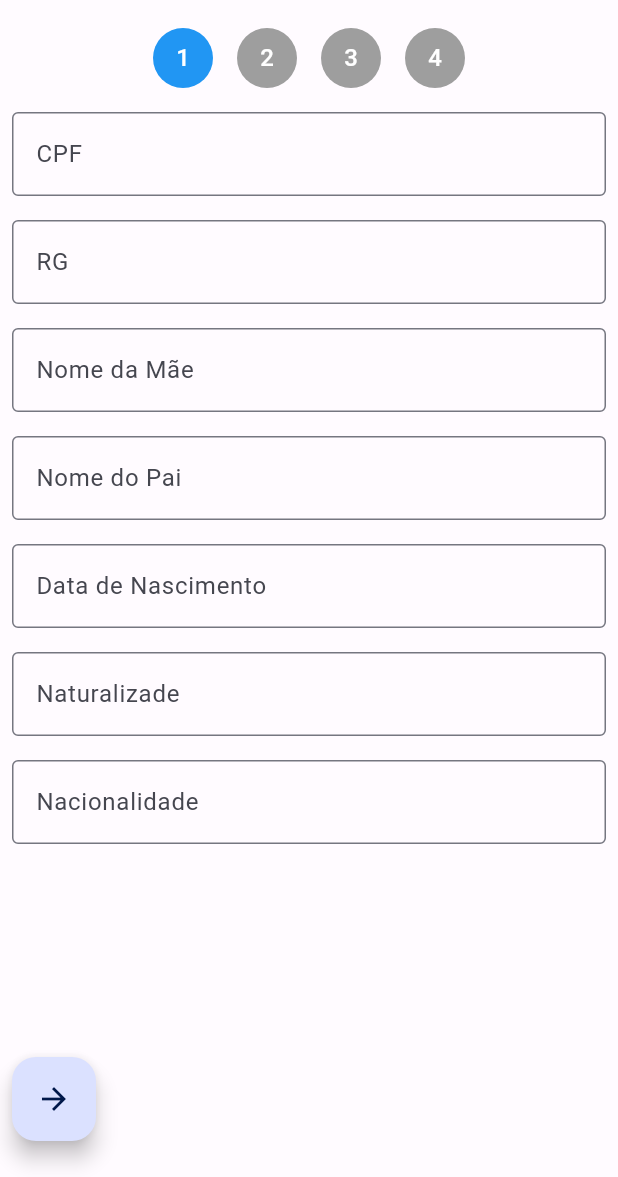
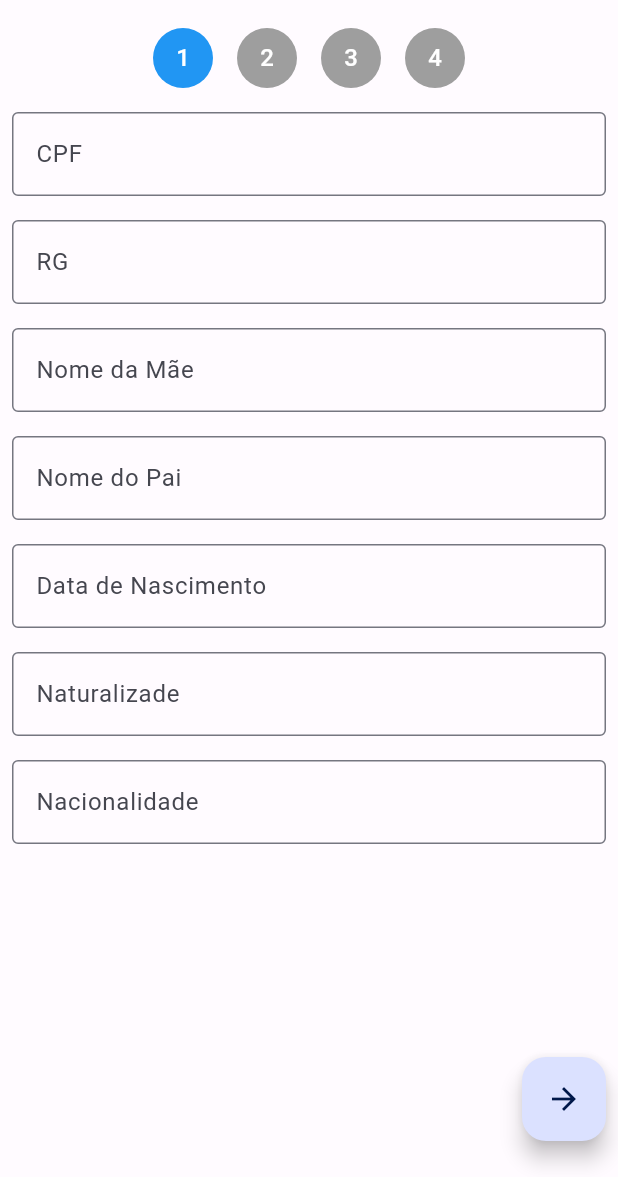
Before and after one commit to Rigolao/Desafio_Natacao, a Flutter app: the FinalizarCadastroContent screen opened directly, on a phone screen of 412 x 824 dp, the part 59-1236 px from its top. Run offline on Flutter 3.47's test engine with Material 2 defaults, Android fonts, the phone set to English and light mode, and no system bars; our stand-ins replace file_picker.

Commit message:
Feat: Páginas de cadastro de atleta finalizado.

```diff
--- a/lib/finalizar_cadastro/finalizar_cadastro_content.dart
+++ b/lib/finalizar_cadastro/finalizar_cadastro_content.dart
@@ -58,7 +58,7 @@ class FinalizarCadastroContent extends StatelessWidget {
               floatingActionButton: Padding(
                 padding: const EdgeInsets.all(8.0),
                 child: Row(
-                  mainAxisAlignment: MainAxisAlignment.spaceBetween,
+                  mainAxisAlignment: controller.state.currentIndex == 0 ? MainAxisAlignment.end : MainAxisAlignment.spaceBetween,
                   children: [
                     if (controller.state.currentIndex > 0)
                       FloatingActionButton(
--- a/lib/finalizar_cadastro/finalizar_cadastro_controller.dart
+++ b/lib/finalizar_cadastro/finalizar_cadastro_controller.dart
@@ -47,28 +47,6 @@ class FinalizarCadastroController extends ChangeNotifier {
     ),
   );
 
-  // region Controllers
-  final TextEditingController _dataController = TextEditingController();
-  final TextEditingController _naturalidadeController = TextEditingController();
-  final TextEditingController _nacionalidadeController = TextEditingController();
-  final TextEditingController _cpfController = TextEditingController();
-  final TextEditingController _rgController = TextEditingController();
-  final TextEditingController _enderecoController = TextEditingController();
-  final TextEditingController _bairroController = TextEditingController();
-  final TextEditingController _cidadeController = TextEditingController();
-  final TextEditingController _estadoController = TextEditingController();
-  final TextEditingController _cepController = TextEditingController();
-  final TextEditingController _nomePaiController = TextEditingController();
-  final TextEditingController _nomeMaeController = TextEditingController();
-  final TextEditingController _clubeOrigemController = TextEditingController();
-  final TextEditingController _empresaTrabalhaController = TextEditingController();
-  final TextEditingController _cvmController = TextEditingController();
-  final TextEditingController _alergiaController = TextEditingController();
-  final TextEditingController _estController = TextEditingController();
-  final TextEditingController _pvrController = TextEditingController();
-  String? atestadoController = '';
-  // endregion
-
   void changePage(int index) {
     _state.currentIndex = index;
     notifyListeners();
@@ -110,42 +88,5 @@ class FinalizarCadastroController extends ChangeNotifier {
 
   // region Getters
   FinalizarCadastroState get _state => state;
-
-  TextEditingController get dataController => _dataController;
-
-  TextEditingController get naturalidadeController => _naturalidadeController;
-
-  TextEditingController get nacionalidadeController => _nacionalidadeController;
-
-  TextEditingController get cpfController => _cpfController;
-
-  TextEditingController get rgController => _rgController;
-
-  TextEditingController get enderecoController => _enderecoController;
-
-  TextEditingController get bairroController => _bairroController;
-
-  TextEditingController get cidadeController => _cidadeController;
-
-  TextEditingController get estadoController => _estadoController;
-
-  TextEditingController get cepController => _cepController;
-
-  TextEditingController get nomePaiController => _nomePaiController;
-
-  TextEditingController get nomeMaeController => _nomeMaeController;
-
-  TextEditingController get clubeOrigemController => _clubeOrigemController;
-
-  TextEditingController get empresaTrabalhaController =>
-      _empresaTrabalhaController;
-
-  TextEditingController get cvmController => _cvmController;
-
-  TextEditingController get alergiaController => _alergiaController;
-
-  TextEditingController get estController => _estController;
-
-  TextEditingController get pvrController => _pvrController;
-  // endregion
+  //endregion
 }
--- a/lib/finalizar_cadastro/finalizar_cadastro_state.dart
+++ b/lib/finalizar_cadastro/finalizar_cadastro_state.dart
@@ -6,6 +6,25 @@ class FinalizarCadastroState {
   bool isLoading;
   bool isSucesso;
   String mensagem;
+  final TextEditingController dataController = TextEditingController();
+  final TextEditingController naturalidadeController = TextEditingController();
+  final TextEditingController nacionalidadeController = TextEditingController();
+  final TextEditingController cpfController = TextEditingController();
+  final TextEditingController rgController = TextEditingController();
+  final TextEditingController enderecoController = TextEditingController();
+  final TextEditingController bairroController = TextEditingController();
+  final TextEditingController cidadeController = TextEditingController();
+  final TextEditingController estadoController = TextEditingController();
+  final TextEditingController cepController = TextEditingController();
+  final TextEditingController nomePaiController = TextEditingController();
+  final TextEditingController nomeMaeController = TextEditingController();
+  final TextEditingController clubeOrigemController = TextEditingController();
+  final TextEditingController empresaTrabalhaController = TextEditingController();
+  final TextEditingController cvmController = TextEditingController();
+  final TextEditingController alergiaController = TextEditingController();
+  final TextEditingController estController = TextEditingController();
+  final TextEditingController pvrController = TextEditingController();
+  String atestadoController = '';
 
   int currentIndex;
   final List<Widget> pages;
--- a/lib/finalizar_cadastro/pages/dados_basicos.dart
+++ b/lib/finalizar_cadastro/pages/dados_basicos.dart
@@ -7,18 +7,16 @@ class DadosBasicosContent extends StatelessWidget {
 
   @override
   Widget build(BuildContext context) {
-    return ChangeNotifierProvider(
-      create: (context) => FinalizarCadastroController(),
-      builder: (context, child) {
-        return Consumer<FinalizarCadastroController>(
-          builder: (context, controller, child) {
+
+    final controller = Provider.of<FinalizarCadastroController>(context, listen: false);
+
     return SingleChildScrollView(
       child: Wrap(
         alignment: WrapAlignment.center,
         runSpacing: 16,
         children: [
           TextFormField(
-                    controller: controller.cpfController,
+            controller: controller.state.cpfController,
             decoration: const InputDecoration(
               border: OutlineInputBorder(),
               labelText: 'CPF',
@@ -26,7 +24,7 @@ class DadosBasicosContent extends StatelessWidget {
             ),
           ),
           TextFormField(
-                    controller: controller.rgController,
+            controller: controller.state.rgController,
             decoration: const InputDecoration(
               border: OutlineInputBorder(),
               labelText: 'RG',
@@ -34,7 +32,7 @@ class DadosBasicosContent extends StatelessWidget {
             ),
           ),
           TextFormField(
-                    controller: controller.nomeMaeController,
+            controller: controller.state.nomeMaeController,
             decoration: const InputDecoration(
               border: OutlineInputBorder(),
               labelText: 'Nome da Mãe',
@@ -42,7 +40,7 @@ class DadosBasicosContent extends StatelessWidget {
             ),
           ),
           TextFormField(
-                    controller: controller.nomePaiController,
+            controller: controller.state.nomePaiController,
             decoration: const InputDecoration(
               border: OutlineInputBorder(),
               labelText: 'Nome do Pai',
@@ -50,7 +48,7 @@ class DadosBasicosContent extends StatelessWidget {
             ),
           ),
           TextFormField(
-                    controller: controller.dataController,
+            controller: controller.state.dataController,
             decoration: const InputDecoration(
               border: OutlineInputBorder(),
               labelText: 'Data de Nascimento',
@@ -58,7 +56,7 @@ class DadosBasicosContent extends StatelessWidget {
             ),
           ),
           TextFormField(
-                    controller: controller.naturalidadeController,
+            controller: controller.state.naturalidadeController,
             decoration: const InputDecoration(
               border: OutlineInputBorder(),
               labelText: 'Naturalizade',
@@ -66,7 +64,7 @@ class DadosBasicosContent extends StatelessWidget {
             ),
           ),
           TextFormField(
-                    controller: controller.nacionalidadeController,
+            controller: controller.state.nacionalidadeController,
             decoration: const InputDecoration(
               border: OutlineInputBorder(),
               labelText: 'Nacionalidade',
@@ -76,9 +74,5 @@ class DadosBasicosContent extends StatelessWidget {
         ],
       ),
     );
-          },
-        );
-      },
-    );
   }
 }
```
Also changed, not shown: lib/finalizar_cadastro/pages/endereco_content.dart (+8 -14 lines), lib/finalizar_cadastro/pages/imagens_content.dart (+8 -14 lines), lib/finalizar_cadastro/pages/outros_content.dart (+9 -14 lines). Lines whose indentation alone changed are shown as unchanged.
